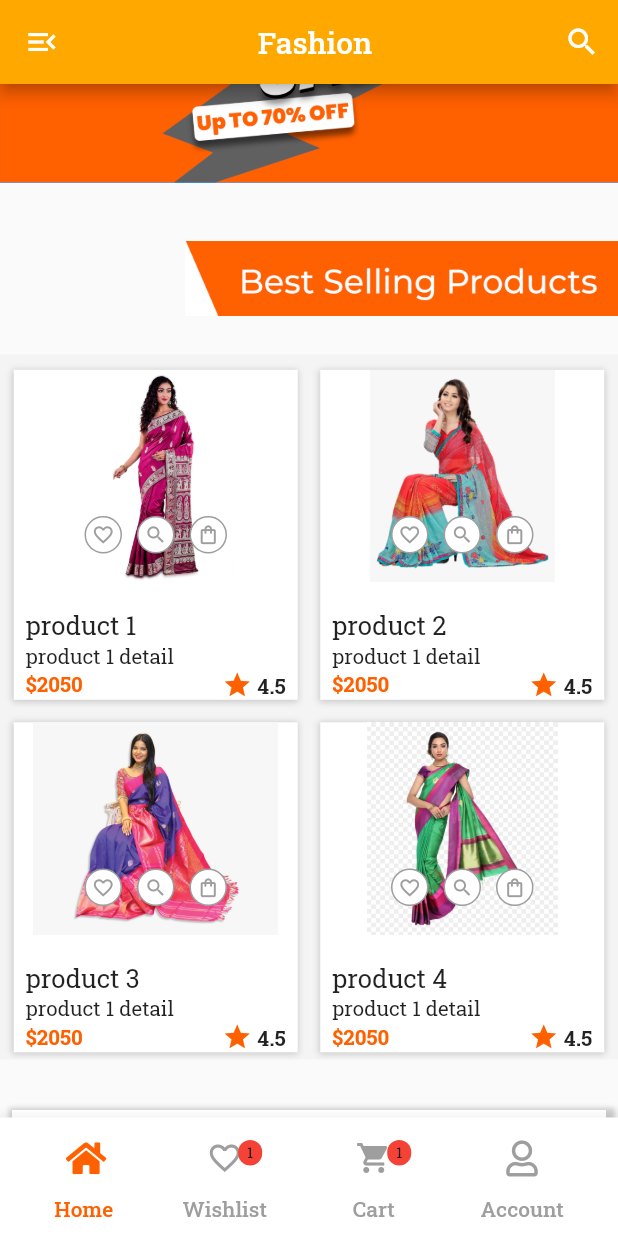
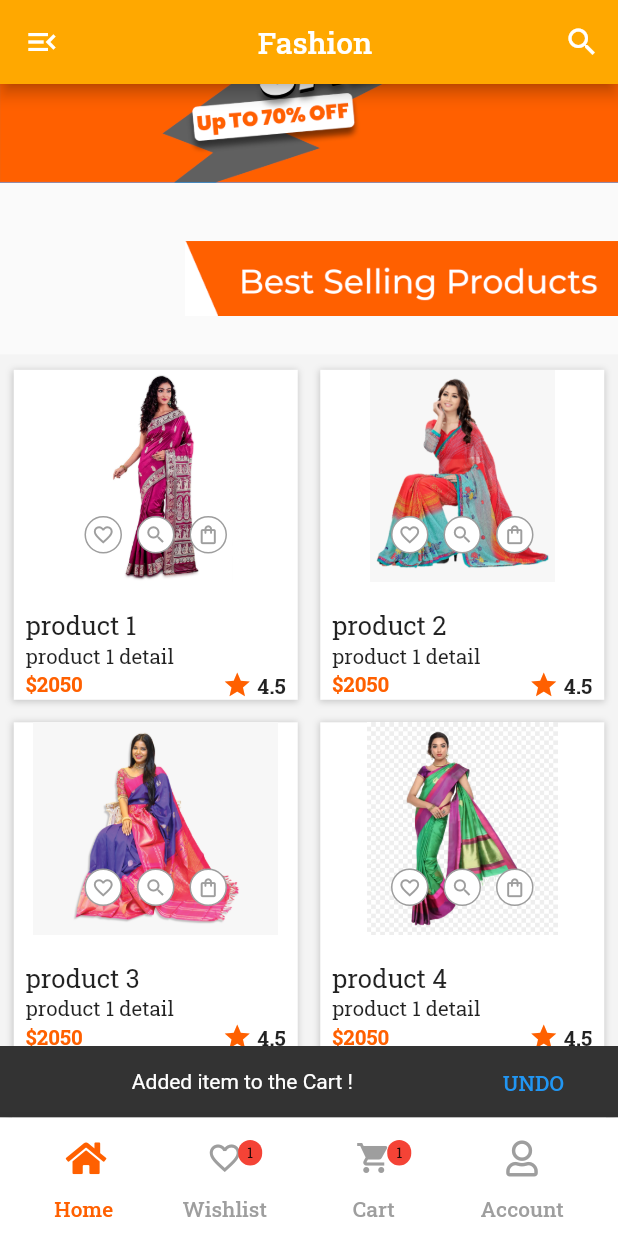
Before and after one commit to excelitai-gunjon/classy-ecom-ui-test-1, a Flutter app: the screen it shows after launch, scrolled down 1152 dp, after a tap on the "favorite outline" icon, after a tap on the "shopping bag" icon, on a phone screen of 412 x 824 dp. Run offline on Flutter 3.47's test engine with Material 2 defaults, Android fonts, the phone set to English and light mode, and no system bars; our stand-ins replace carousel_slider, country_code_picker, dotted_border, flutter_image_slideshow, flutter_screenutil, font_awesome_flutter and 2 more.

Commit message:
mostofa edited 20th

```diff
--- a/lib/view/home_page/component/best_selling_product.dart
+++ b/lib/view/home_page/component/best_selling_product.dart
@@ -244,6 +244,23 @@ class BestSellingProduct extends StatelessWidget {
                                   prodDetails.productPrice.toString()
                               );
 
+
+                              Scaffold.of(context).hideCurrentSnackBar();
+                              Scaffold.of(context).showSnackBar(
+                                  SnackBar(
+                                    content: const Text('Added item to WishList !', textAlign: TextAlign.center,),
+                                    duration: const Duration(seconds: 2),
+                                    action: SnackBarAction(
+                                        label: 'UNDO',
+                                        onPressed: (){
+
+                                          wishList.deleteList(WishlistModel.list.length-1);
+
+                                        }
+                                    ),
+                                  )
+                              );
+
                             },
                             child: Container(
                               margin: EdgeInsets.symmetric(horizontal: 5),
@@ -301,6 +318,23 @@ class BestSellingProduct extends StatelessWidget {
                                   prodDetails.productPrice.toString()
                               );
 
+
+                              Scaffold.of(context).hideCurrentSnackBar();
+                              Scaffold.of(context).showSnackBar(
+                                  SnackBar(
+                                    content: const Text('Added item to the Cart !', textAlign: TextAlign.center,),
+                                    duration: const Duration(seconds: 2),
+                                    action: SnackBarAction(
+                                        label: 'UNDO',
+                                        onPressed: (){
+
+                                          cart.deleteList(CartModel.list.length-1);
+
+                                        }
+                                    ),
+                                  )
+                              );
+
                             },
                             child: Container(
                               margin: EdgeInsets.symmetric(horizontal: 5),
```
Also changed, not shown: lib/view/home_page/component/most_populler_list_view_builder.dart (+17 -0 lines), lib/view/profile_page/sub_pages/payment_method_page/payment_methods_page.dart (+15 -19 lines).
